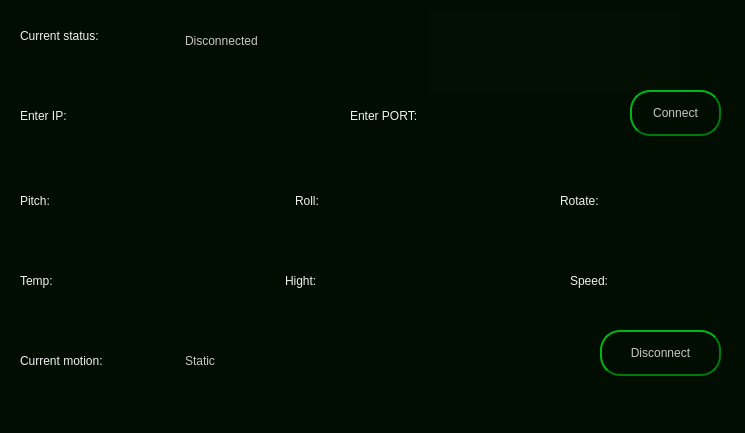
This is GUI_code/client1.ui in EslamEmara/ROV_CrocoMarines- as Qt 5 draws it before an edit. The edited form follows.
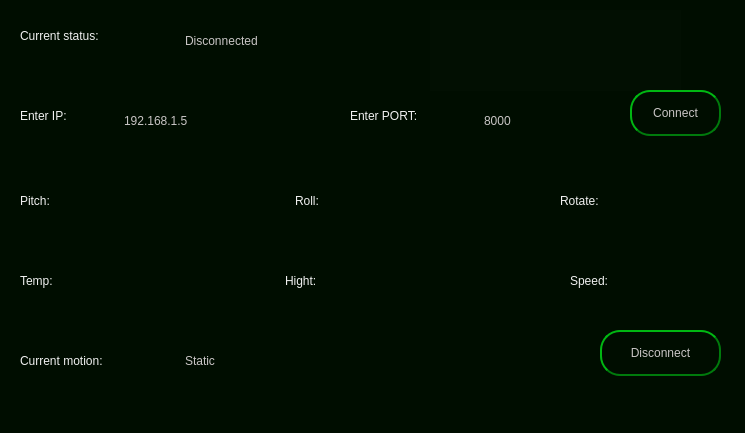
This is the edited form. Icons and pictures are not drawn.

Commit message: edditing speed values and adding start button

The edit to the form file:
```diff
--- a/GUI_code/client1.ui
+++ b/GUI_code/client1.ui
@@ -696,6 +696,9 @@
 	
     padding: 2px;</string>
     </property>
+    <property name="text">
+     <string>192.168.1.5</string>
+    </property>
    </widget>
    <widget class="QLineEdit" name="lineEdit_2">
     <property name="geometry">
@@ -722,6 +725,9 @@
 	
     padding: 2px;</string>
     </property>
+    <property name="text">
+     <string>8000</string>
+    </property>
    </widget>
    <widget class="QLabel" name="label_18">
     <property name="geometry">
```
The commit also changes 1 other file.
